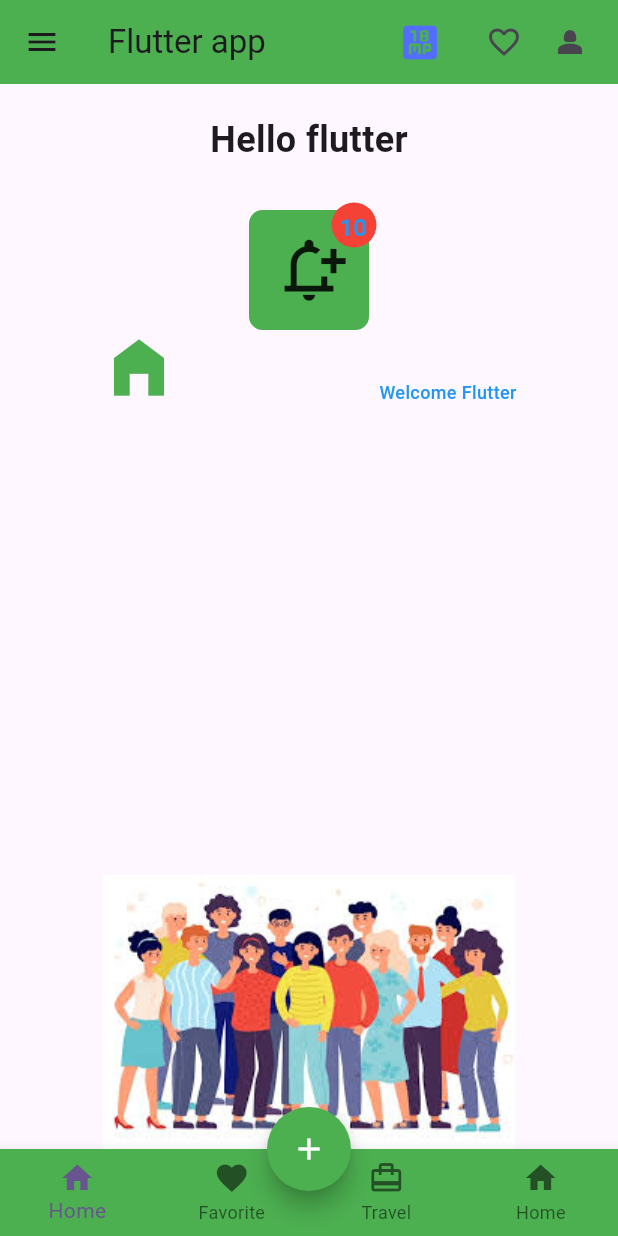
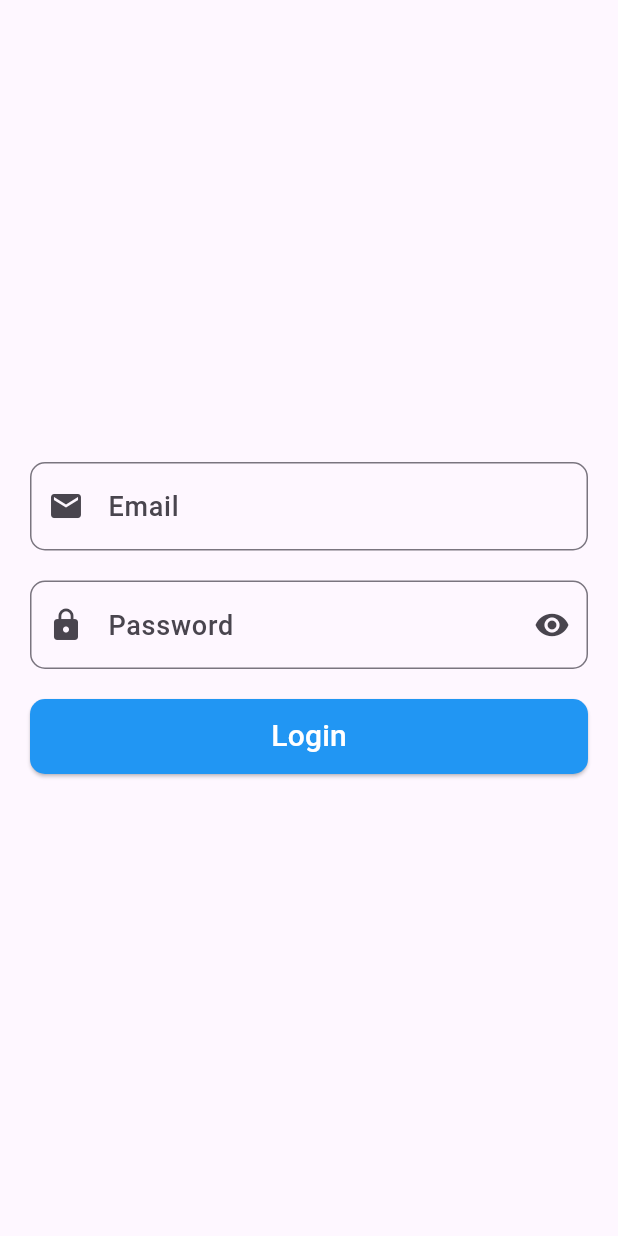
Before and after one commit to Rathapp/mobile_TK_101, a Flutter app: the screen it shows after launch, on a phone screen of 412 x 824 dp. Run offline on Flutter 3.47's test engine with Material 3 defaults, Android fonts, the phone set to English and light mode, and no system bars.

Commit message:
update ui login

```diff
--- /dev/null
+++ b/lib/Login.dart
@@ -0,0 +1,109 @@
+
+import 'package:flutter/material.dart';
+
+import 'home_page.dart';
+
+class LogIn extends StatefulWidget {
+
+  LogIn({super.key});
+
+  @override
+  State<LogIn> createState() => _LogInState();
+}
+
+class _LogInState extends State<LogIn> {
+  // const LogIn({super.key});
+ final TextEditingController _email = TextEditingController();
+
+ final TextEditingController _password = TextEditingController();
+
+bool _showpassword = true;
+bool tt = true;
+
+  @override
+  Widget build(BuildContext context) {
+    return Scaffold(
+      // resizeToAvoidBottomInset: true,
+      body: SingleChildScrollView(
+        child: SizedBox(
+          height: MediaQuery.of(context).size.height,
+          child: Center(
+            child: Padding(
+              padding: const EdgeInsets.symmetric(horizontal: 20),
+              child: Column(
+                // mainAxisAlignment: MainAxisAlignment.center,
+                mainAxisSize: MainAxisSize.min,
+                children: [
+                  TextField(
+                    style: TextStyle(color: Colors.indigoAccent,fontWeight: FontWeight(500),fontSize: 18 ),
+                    controller: _email,
+                    keyboardType: TextInputType.emailAddress,
+                    obscureText: false,
+                    decoration: InputDecoration(
+                      prefixIcon: Icon(Icons.email),
+                      hintText: "Email",
+
+                      border: OutlineInputBorder(
+                        borderRadius: BorderRadius.circular(10),
+
+                      )
+
+                  ),
+
+                  ),
+                  SizedBox(height: 20,),
+                  TextField(
+                    style: TextStyle(color: Colors.pink,fontWeight: FontWeight(500),fontSize: 18 ),
+                    controller: _password,
+                    obscureText: _showpassword,
+                    keyboardType: TextInputType.text,
+                    decoration: InputDecoration(
+                      prefixIcon: Icon(Icons.lock),
+                      suffixIcon: InkWell(
+                        onTap: (){
+
+                          setState(() {
+                            _showpassword= !_showpassword;
+                          });
+                        },
+                          child: _showpassword ? Icon(Icons.visibility) : Icon(Icons.visibility_off)),
+                      border: OutlineInputBorder(
+                        borderRadius: BorderRadius.circular(10),
+                      ),
+                      hintText: "Password",
+
+                  )
+                  ),
+                  SizedBox(height: 20,),
+                  // CircularProgressIndicator(),
+                  SizedBox(
+                    width: MediaQuery.of(context).size.width,
+                    height: 50,
+                    child: ElevatedButton(
+                        onPressed: (){
+                          // print("Email: ${_email.text}");
+                          // print("Password: ${_password.text}");
+                          Navigator.push(context, MaterialPageRoute(builder: (context)=> HomePage()));
+                        },
+                      style: ElevatedButton.styleFrom(
+
+                        backgroundColor: Colors.blue,
+                        shape: RoundedRectangleBorder(
+                          borderRadius: BorderRadius.circular(10),
+
+                        )
+
+                    ),
+                        child: Text("Login",style: TextStyle(color: Colors.white,fontSize: 20),)
+                    ),
+                  )
+                ],
+
+                    ),
+            ),
+          ),
+        ),
+      )
+    );
+  }
+}
--- a/lib/main.dart
+++ b/lib/main.dart
@@ -1,3 +1,4 @@
+import 'package:fluter_everning_wed/Login.dart';
 import 'package:flutter/material.dart';
 import 'home_page.dart';
 void main() {
@@ -14,7 +15,8 @@ class MyApp extends StatelessWidget {
       theme: ThemeData(
         colorScheme: .fromSeed(seedColor: Colors.deepPurple),
       ),
-      home: HomePage(),
+      home: LogIn(),
+      // HomePage(),
     );
   }
 
```
